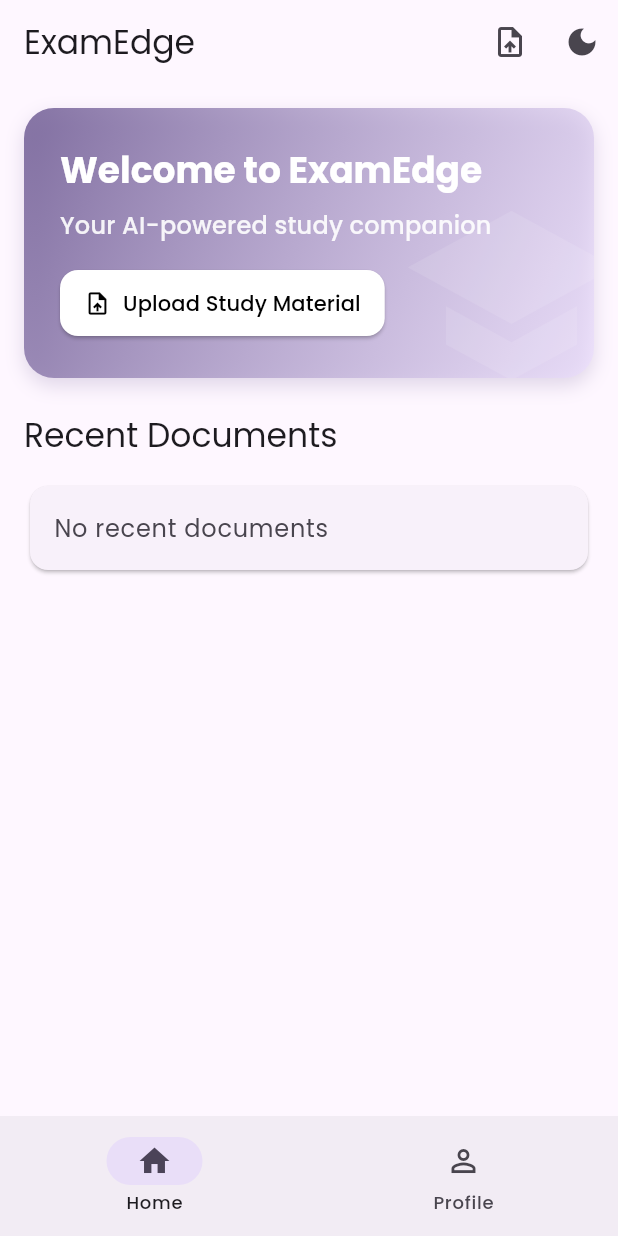
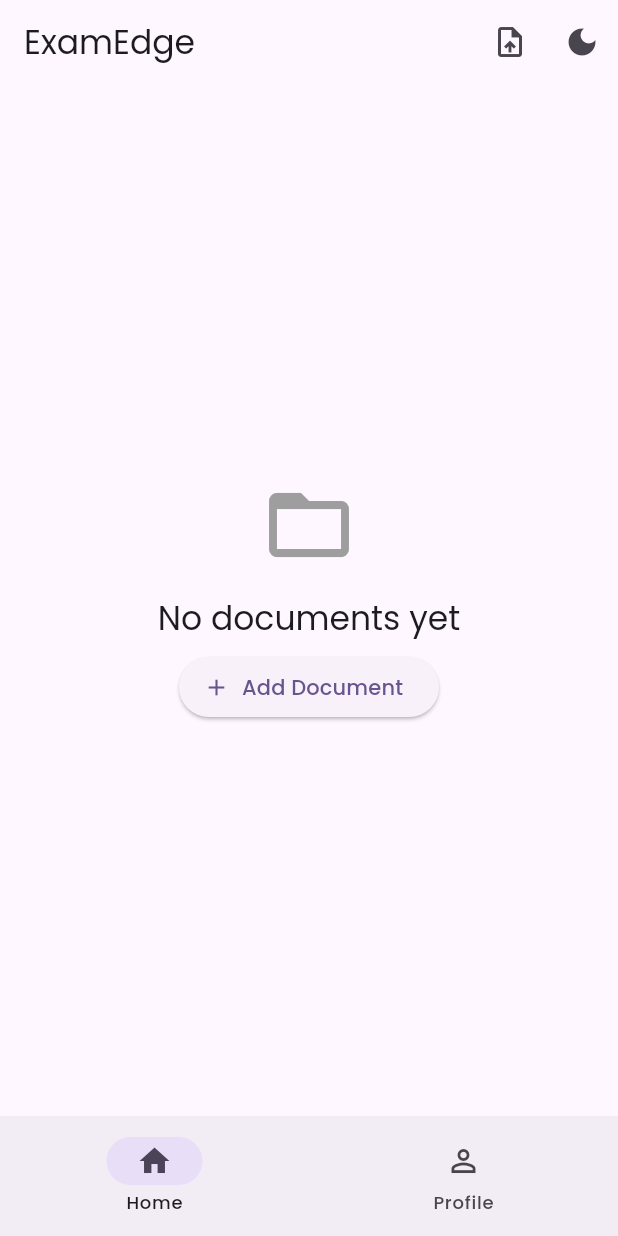
Before and after one commit to Utsav-J/ExamEdge_Edge-Your-Exams, a Flutter app: the screen it shows after launch, on a phone screen of 412 x 824 dp. Run offline on Flutter 3.47's test engine with Material 3 defaults, Android fonts, the phone set to English and light mode, and no system bars; our stand-ins replace file_picker, google_fonts, shared_preferences; missing offline and left inert: flutter_pdfview.

Commit message:
delete and undo functionality

```diff
--- a/lib/screens/home_screen.dart
+++ b/lib/screens/home_screen.dart
@@ -1,8 +1,6 @@
 import 'package:chat_gpt_clone/providers/theme_provider.dart';
 import 'package:flutter/material.dart';
 import 'package:provider/provider.dart';
-// import 'package:provider/provider.dart';
-// import '../providers/chat_provider.dart';
 import '../services/storage_service.dart';
 import '../models/recent_document.dart';
 import 'file_upload_screen.dart';
@@ -20,6 +18,7 @@ class HomeScreen extends StatefulWidget {
 class _HomeScreenState extends State<HomeScreen> {
   late StorageService _storageService;
   List<RecentDocument> _recentDocuments = [];
+  bool _isInitialized = false;
 
   @override
   void initState() {
@@ -30,6 +29,9 @@ class _HomeScreenState extends State<HomeScreen> {
   Future<void> _initStorage() async {
     _storageService = await StorageService.init();
     _loadRecentDocuments();
+    setState(() {
+      _isInitialized = true;
+    });
   }
 
   void _loadRecentDocuments() {
@@ -38,10 +40,49 @@ class _HomeScreenState extends State<HomeScreen> {
     });
   }
 
+  Future<void> _deleteDocument(RecentDocument document) async {
+    try {
+      await _storageService.deleteDocument(document.uniqueFilename);
+      _loadRecentDocuments();
+      if (mounted) {
+        ScaffoldMessenger.of(context).showSnackBar(
+          SnackBar(
+            content: Text('${document.fileName} deleted'),
+            action: SnackBarAction(
+              label: 'Undo',
+              onPressed: () async {
+                await _storageService.restoreDocument(document.uniqueFilename);
+                _loadRecentDocuments();
+                if (mounted) {
+                  ScaffoldMessenger.of(context).showSnackBar(
+                    SnackBar(
+                      content: Text('${document.fileName} restored'),
+                      duration: const Duration(seconds: 2),
+                    ),
+                  );
+                }
+              },
+            ),
+            duration: const Duration(seconds: 5),
+          ),
+        );
+      }
+    } catch (e) {
+      if (mounted) {
+        ScaffoldMessenger.of(context).showSnackBar(
+          SnackBar(
+            content: Text('Error deleting document: $e'),
+            backgroundColor: Theme.of(context).colorScheme.error,
+          ),
+        );
+      }
+    }
+  }
+
   @override
   Widget build(BuildContext context) {
     final themeProvider = Provider.of<ThemeProvider>(context);
-    final colorScheme = Theme.of(context).colorScheme;
+    // final colorScheme = Theme.of(context).colorScheme;
 
     return Scaffold(
       appBar: AppBar(
@@ -69,188 +110,126 @@ class _HomeScreenState extends State<HomeScreen> {
           ),
         ],
       ),
-      body: ListView(
-        padding: const EdgeInsets.all(16.0),
-        children: [
-          // Modern Welcome Banner
-          Container(
-            height: 180,
-            decoration: BoxDecoration(
-              gradient: LinearGradient(
-                begin: Alignment.topLeft,
-                end: Alignment.bottomRight,
-                colors: [
-                  colorScheme.primary.withOpacity(0.8),
-                  colorScheme.primaryContainer.withOpacity(0.6),
-                ],
-              ),
-              borderRadius: BorderRadius.circular(20),
-              boxShadow: [
-                BoxShadow(
-                  color: colorScheme.primary.withOpacity(0.2),
-                  blurRadius: 10,
-                  offset: const Offset(0, 5),
-                ),
-              ],
-            ),
-            child: Stack(
-              children: [
-                Positioned(
-                  right: -20,
-                  bottom: -20,
-                  child: Icon(
-                    Icons.school,
-                    size: 150,
-                    color: Colors.white.withOpacity(0.1),
-                  ),
-                ),
-                Padding(
-                  padding: const EdgeInsets.all(24.0),
+      body: !_isInitialized
+          ? const Center(child: CircularProgressIndicator())
+          : _recentDocuments.isEmpty
+              ? Center(
                   child: Column(
-                    crossAxisAlignment: CrossAxisAlignment.start,
                     mainAxisAlignment: MainAxisAlignment.center,
                     children: [
+                      const Icon(
+                        Icons.folder_open,
+                        size: 64,
+                        color: Colors.grey,
+                      ),
+                      const SizedBox(height: 16),
                       Text(
-                        'Welcome to ExamEdge',
-                        style:
-                            Theme.of(context).textTheme.headlineSmall?.copyWith(
-                                  color: Colors.white,
-                                  fontWeight: FontWeight.bold,
-                                ),
+                        'No documents yet',
+                        style: Theme.of(context).textTheme.titleLarge,
                       ),
                       const SizedBox(height: 8),
-                      Text(
-                        'Your AI-powered study companion',
-                        style:
-                            Theme.of(context).textTheme.titleMedium?.copyWith(
-                                  color: Colors.white.withOpacity(0.9),
-                                ),
-                      ),
-                      const SizedBox(height: 16),
                       ElevatedButton.icon(
-                        onPressed: () {
-                          Navigator.push(
+                        onPressed: () async {
+                          final result = await Navigator.push(
                             context,
                             MaterialPageRoute(
                               builder: (context) => const FileUploadScreen(),
                             ),
-                          ).then((_) => _loadRecentDocuments());
+                          );
+                          if (result == true) {
+                            _loadRecentDocuments();
+                          }
                         },
-                        icon: const Icon(Icons.upload_file),
-                        label: const Text('Upload Study Material'),
-                        style: ElevatedButton.styleFrom(
-                          backgroundColor: Colors.white,
-                          foregroundColor: Colors.black,
-                          padding: const EdgeInsets.symmetric(
-                              horizontal: 16, vertical: 12),
-                          shape: RoundedRectangleBorder(
-                            borderRadius: BorderRadius.circular(12),
+                        icon: const Icon(Icons.add),
+                        label: const Text('Add Document'),
+                      ),
+                    ],
+                  ),
+                )
+              : ListView.builder(
+                  itemCount: _recentDocuments.length,
+                  itemBuilder: (context, index) {
+                    final document = _recentDocuments[index];
+                    return Dismissible(
+                      key: Key(document.uniqueFilename),
+                      direction: DismissDirection.endToStart,
+                      background: Container(
+                        alignment: Alignment.centerRight,
+                        padding: const EdgeInsets.only(right: 16.0),
+                        color: Theme.of(context).colorScheme.error,
+                        child: const Icon(
+                          Icons.delete,
+                          color: Colors.white,
+                        ),
+                      ),
+                      confirmDismiss: (direction) async {
+                        return await showDialog(
+                          context: context,
+                          builder: (context) => AlertDialog(
+                            title: const Text('Delete Document'),
+                            content: Text(
+                              'Are you sure you want to delete ${document.fileName}?',
+                            ),
+                            actions: [
+                              TextButton(
+                                onPressed: () => Navigator.pop(context, false),
+                                child: const Text('Cancel'),
+                              ),
+                              TextButton(
+                                onPressed: () => Navigator.pop(context, true),
+                                child: Text(
+                                  'Delete',
+                                  style: TextStyle(
+                                    color: Theme.of(context).colorScheme.error,
                                   ),
                                 ),
                               ),
                             ],
                           ),
+                        );
+                      },
+                      onDismissed: (direction) {
+                        _deleteDocument(document);
+                      },
+                      child: Card(
+                        margin: const EdgeInsets.symmetric(
+                          horizontal: 16.0,
+                          vertical: 8.0,
                         ),
-              ],
+                        child: ListTile(
+                          leading: Icon(
+                            document.fileType == 'pdf'
+                                ? Icons.picture_as_pdf
+                                : Icons.insert_drive_file,
+                            color: Theme.of(context).colorScheme.primary,
                           ),
+                          title: Text(document.fileName),
+                          subtitle: Text(
+                            'Last accessed: ${_formatDate(document.lastAccessed)}',
                           ),
-          const SizedBox(height: 24),
-
-          // Recent Documents Section
-          Text(
-            'Recent Documents',
-            style: Theme.of(context).textTheme.titleLarge,
-          ),
-          const SizedBox(height: 16),
-          if (_recentDocuments.isEmpty)
-            Card(
-              child: Padding(
-                padding: const EdgeInsets.all(16.0),
-                child: Text(
-                  'No recent documents',
-                  style: Theme.of(context).textTheme.bodyLarge?.copyWith(
-                        color: Theme.of(context).colorScheme.onSurfaceVariant,
-                      ),
-                ),
-              ),
-            )
-          else
-            ..._recentDocuments.map((doc) => Card(
-                  elevation: 2,
-                  margin: const EdgeInsets.only(bottom: 12),
-                  child: Column(
-                    children: [
-                      ListTile(
-                        contentPadding: const EdgeInsets.all(16),
-                        leading: Container(
-                          padding: const EdgeInsets.all(8),
-                          decoration: BoxDecoration(
-                            color:
-                                Theme.of(context).colorScheme.primaryContainer,
-                            borderRadius: BorderRadius.circular(8),
-                          ),
-                          child: Icon(
-                            doc.fileType == 'pdf'
-                                ? Icons.picture_as_pdf
-                                : Icons.slideshow,
-                            color: Theme.of(context).colorScheme.primary,
-                            size: 28,
-                          ),
-                        ),
-                        title: Text(
-                          doc.fileName,
-                          style:
-                              Theme.of(context).textTheme.titleMedium?.copyWith(
-                                    fontWeight: FontWeight.bold,
-                                  ),
-                        ),
-                        subtitle: Column(
-                          crossAxisAlignment: CrossAxisAlignment.start,
-                          children: [
-                            const SizedBox(height: 4),
-                            Text(
-                              'Last accessed: ${_getTimeAgo(doc.lastAccessed)}',
-                              style: Theme.of(context).textTheme.bodyMedium,
-                            ),
-                            const SizedBox(height: 8),
-                            Row(
-                              children: [
-                                if (doc.fileType == 'pdf')
-                                  OutlinedButton.icon(
-                                    icon: const Icon(Icons.visibility),
-                                    label: const Text('View PDF'),
-                                    onPressed: () => _viewPDF(doc),
-                                  ),
-                                const SizedBox(width: 8),
-                                ElevatedButton.icon(
-                                  icon: const Icon(Icons.auto_stories),
-                                  label: const Text('Study'),
-                                  onPressed: () {
+                          trailing: const Icon(Icons.chevron_right),
+                          onTap: () {
                             Navigator.push(
                               context,
                               MaterialPageRoute(
                                 builder: (context) => DocumentScreen(
-                                          uniqueFilename: doc.uniqueFilename,
+                                  uniqueFilename: document.uniqueFilename,
                                 ),
                               ),
                             );
                           },
                         ),
-                              ],
                       ),
-                          ],
-                        ),
-                      ),
-                    ],
-                  ),
-                )),
-        ],
+                    );
+                  },
                 ),
     );
   }
 
-  String _getTimeAgo(DateTime dateTime) {
-    final difference = DateTime.now().difference(dateTime);
+  String _formatDate(DateTime date) {
+    final now = DateTime.now();
+    final difference = now.difference(date);
+
     if (difference.inDays > 0) {
       return '${difference.inDays} ${difference.inDays == 1 ? 'day' : 'days'} ago';
     } else if (difference.inHours > 0) {
```
Also changed, not shown: lib/screens/document_summary_screen.dart (+25 -0 lines), lib/services/storage_service.dart (+83 -1 lines). Lines whose indentation alone changed are shown as unchanged.
